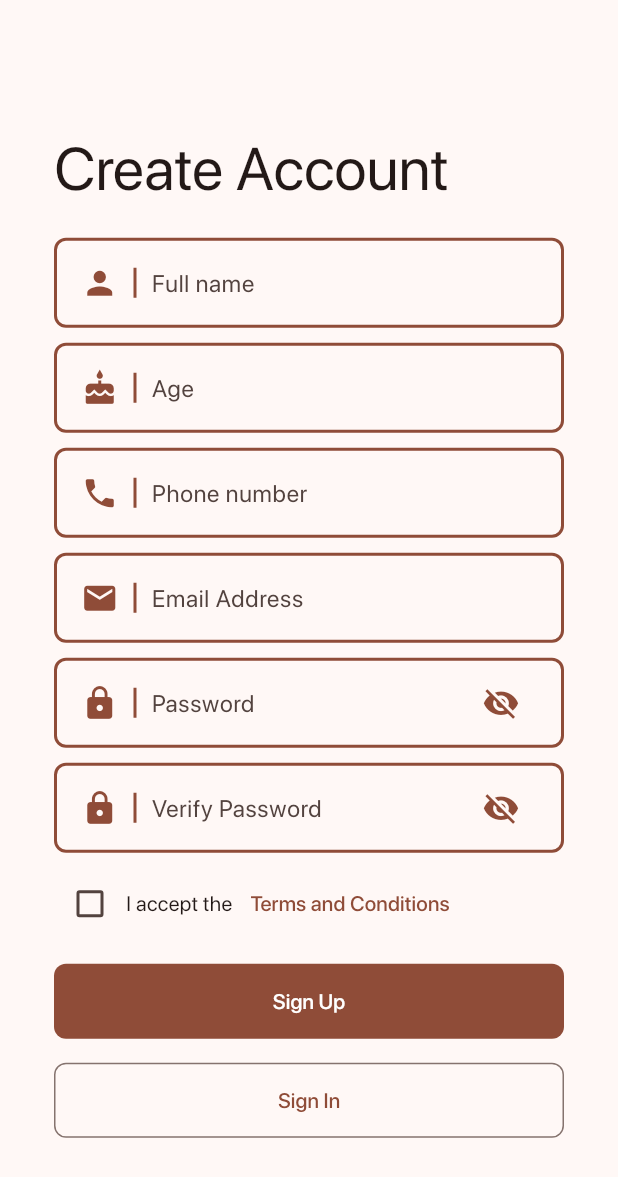
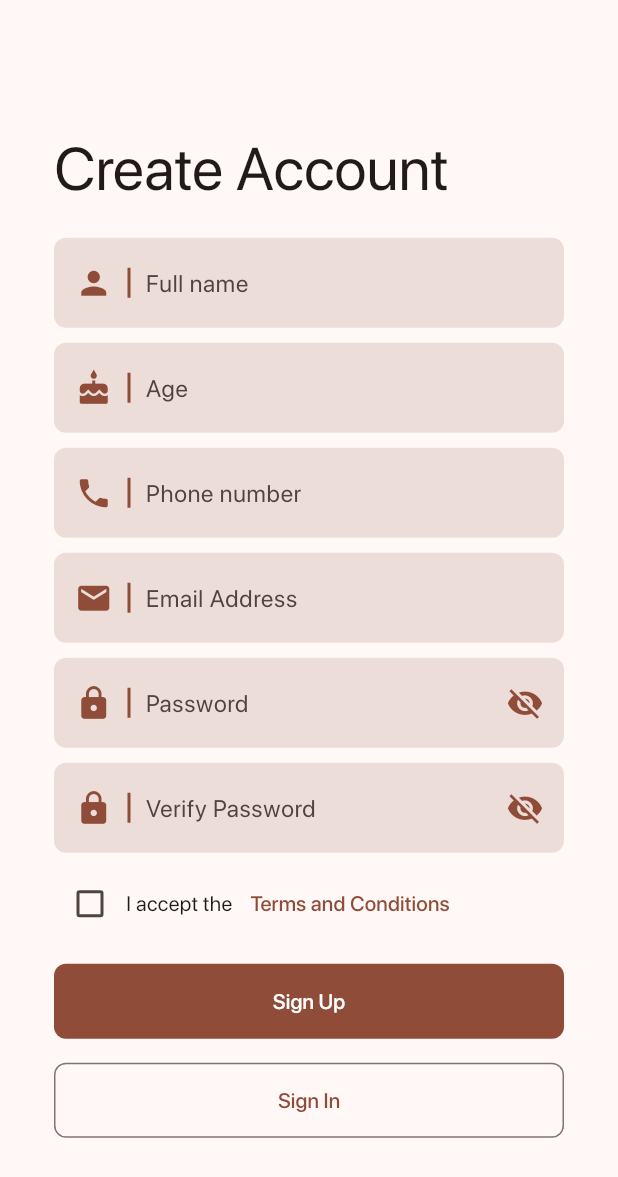
Before and after one commit to nicktoooz/pasabuy, a Flutter app: the SignUp screen opened by its route, on a phone screen of 412 x 824 dp. Shown: the top 1177 px of the screen. Run offline on Flutter 3.47's test engine with Material 3 defaults, Android fonts, the phone set to English and light mode, and no system bars; our stand-ins replace cached_network_image, firebase_auth, firebase_core, firebase_database, flutter_dotenv, flutter_riverpod and 3 more; accounts and stored records are empty; project files that could hold a hidden picture were left out.

Commit message:
Refactor custom text field

```diff
--- a/lib/views/auth/signin.dart
+++ b/lib/views/auth/signin.dart
@@ -4,7 +4,7 @@ import 'package:go_router/go_router.dart';
 import 'package:pasabuy/models/user.dart';
 import 'package:pasabuy/models/userdata.dart';
 import 'package:pasabuy/sanitiser/userdata.dart';
-import 'package:pasabuy/views/auth/signup.dart';
+import 'package:pasabuy/views/components/customtextfield.dart';
 
 class SignIn extends StatefulWidget {
   const SignIn({super.key});
@@ -48,7 +48,6 @@ class _SignInState extends State<SignIn> {
                 ),
               ),
               CustomTextField(
-                  context: context,
                   prefixIcon: Icons.mail,
                   hintText: 'Email Address',
                   errorText: errors['email-error'],
@@ -59,7 +58,6 @@ class _SignInState extends State<SignIn> {
                     });
                   }),
               CustomTextField(
-                  context: context,
                   prefixIcon: Icons.lock,
                   hintText: 'Password',
                   obscureText: isObscured,
--- a/lib/views/auth/signup.dart
+++ b/lib/views/auth/signup.dart
@@ -1,9 +1,9 @@
-import 'dart:ffi';
 import 'dart:ui';
 import 'package:flutter/material.dart';
 import 'package:go_router/go_router.dart';
 import 'package:pasabuy/models/userdata.dart';
 import 'package:pasabuy/sanitiser/userdata.dart';
+import 'package:pasabuy/views/components/customtextfield.dart';
 
 class SignUp extends StatefulWidget {
   const SignUp({super.key});
@@ -57,7 +57,6 @@ class _SignUpState extends State<SignUp> {
                     ),
                   ),
                   CustomTextField(
-                    context: context,
                     prefixIcon: Icons.person,
                     hintText: "Full name",
                     errorText: errors['name-error'],
@@ -69,7 +68,6 @@ class _SignUpState extends State<SignUp> {
                     },
                   ),
                   CustomTextField(
-                    context: context,
                     prefixIcon: Icons.cake,
                     hintText: "Age",
                     errorText: errors['age-error'],
@@ -81,7 +79,6 @@ class _SignUpState extends State<SignUp> {
                     },
                   ),
                   CustomTextField(
-                    context: context,
                     prefixIcon: Icons.phone,
                     hintText: "Phone number",
                     errorText: errors['phone-error'],
@@ -93,7 +90,6 @@ class _SignUpState extends State<SignUp> {
                     },
                   ),
                   CustomTextField(
-                    context: context,
                     prefixIcon: Icons.email,
                     hintText: "Email Address",
                     errorText: errors['email-error'],
@@ -105,7 +101,6 @@ class _SignUpState extends State<SignUp> {
                     },
                   ),
                   CustomTextField(
-                    context: context,
                     prefixIcon: Icons.lock,
                     hintText: "Password",
                     obscureText: isObscured,
@@ -124,7 +119,6 @@ class _SignUpState extends State<SignUp> {
                     },
                   ),
                   CustomTextField(
-                    context: context,
                     prefixIcon: Icons.lock,
                     hintText: "Verify Password",
                     obscureText: isObscuredVerify,
@@ -223,82 +217,3 @@ class _SignUpState extends State<SignUp> {
     );
   }
 }
-
-Widget CustomTextField({
-  required BuildContext context,
-  required IconData prefixIcon,
-  IconData? suffixIcon,
-  required String hintText,
-  String? errorText,
-  bool obscureText = false,
-  required ValueChanged<String> onChanged,
-  VoidCallback? onSuffixPressed, // Optional suffix icon press handler
-}) {
-  final hasError = errorText != null && errorText.isNotEmpty;
-
-  return Column(
-    crossAxisAlignment: CrossAxisAlignment.start,
-    children: [
-      Container(
-        padding: const EdgeInsets.symmetric(vertical: 4, horizontal: 16),
-        decoration: BoxDecoration(
-          border: Border.all(
-            color: hasError ? const Color(0xFFEF9A9A) : Theme.of(context).colorScheme.surfaceTint,
-            width: 2,
-          ),
-          borderRadius: BorderRadius.circular(8.0),
-        ),
-        child: Row(
-          children: [
-            Icon(
-              prefixIcon,
-              size: 25,
-              color: hasError ? const Color(0xFFEF9A9A) : Theme.of(context).colorScheme.surfaceTint,
-            ),
-            Container(
-              margin: const EdgeInsets.symmetric(horizontal: 10),
-              color: hasError ? const Color(0xFFEF9A9A) : Theme.of(context).colorScheme.surfaceTint,
-              width: 2,
-              height: 20,
-            ),
-            Expanded(
-              child: TextFormField(
-                obscureText: obscureText,
-                onChanged: onChanged,
-                decoration: InputDecoration(
-                  hintText: hintText,
-                  border: InputBorder.none,
-                  contentPadding: EdgeInsets.zero,
-                ),
-              ),
-            ),
-            if (suffixIcon != null)
-              IconButton(
-                onPressed: onSuffixPressed,
-                icon: Icon(
-                  suffixIcon,
-                  size: 25,
-                  color: hasError
-                      ? const Color(0xFFEF9A9A)
-                      : Theme.of(context).colorScheme.surfaceTint,
-                ),
-              ),
-          ],
-        ),
-      ),
-      if (hasError)
-        Padding(
-          padding: const EdgeInsets.only(bottom: 1.5),
-          child: Row(
-            children: [
-              const Icon(Icons.error, size: 14, color: Colors.red),
-              const SizedBox(width: 5),
-              Text(errorText, style: const TextStyle(color: Colors.red)),
-            ],
-          ),
-        )
-      else
-        const SizedBox(height: 10),
-    ],
-  );
-}
--- /dev/null
+++ b/lib/views/components/customtextfield.dart
@@ -0,0 +1,97 @@
+import 'package:flutter/material.dart';
+import 'package:flutter_riverpod/flutter_riverpod.dart';
+
+class CustomTextField extends ConsumerWidget {
+  final IconData prefixIcon;
+  final IconData? suffixIcon;
+  final String hintText;
+  final String? errorText;
+  final bool obscureText;
+  final ValueChanged<String> onChanged;
+  final VoidCallback? onSuffixPressed;
+
+  const CustomTextField({
+    super.key,
+    required this.prefixIcon,
+    this.suffixIcon,
+    required this.hintText,
+    this.errorText,
+    this.obscureText = false,
+    required this.onChanged,
+    this.onSuffixPressed,
+  });
+
+  @override
+  Widget build(BuildContext context, WidgetRef ref) {
+    final hasError = errorText != null && errorText!.isNotEmpty;
+
+    return Column(
+      crossAxisAlignment: CrossAxisAlignment.start,
+      children: [
+        Container(
+          padding: const EdgeInsets.only(top: 4, bottom: 4, left: 12),
+          decoration: BoxDecoration(
+            border: Border.all(
+              color: hasError ? const Color(0xFFF35F5F) : Colors.transparent,
+              width: 2,
+            ),
+            color: Theme.of(context).colorScheme.surfaceTint.withAlpha(40),
+            borderRadius: BorderRadius.circular(8.0),
+          ),
+          child: Row(
+            children: [
+              Icon(
+                prefixIcon,
+                size: 25,
+                color:
+                    hasError ? const Color(0xFFF35F5F) : Theme.of(context).colorScheme.surfaceTint,
+              ),
+              Container(
+                margin: const EdgeInsets.symmetric(horizontal: 10),
+                color:
+                    hasError ? const Color(0xFFF35F5F) : Theme.of(context).colorScheme.surfaceTint,
+                width: 2,
+                height: 20,
+              ),
+              Expanded(
+                child: TextFormField(
+                  obscureText: obscureText,
+                  onChanged: onChanged,
+                  decoration: InputDecoration(
+                    hintText: hintText,
+                    border: InputBorder.none,
+                    contentPadding: EdgeInsets.zero,
+                  ),
+                ),
+              ),
+              if (suffixIcon != null)
+                IconButton(
+                  onPressed: onSuffixPressed,
+                  icon: Icon(
+                    suffixIcon,
+                    size: 25,
+                    color: hasError
+                        ? const Color(0xFFEF9A9A)
+                        : Theme.of(context).colorScheme.surfaceTint,
+                  ),
+                ),
+            ],
+          ),
+        ),
+        if (hasError)
+          Padding(
+            padding: const EdgeInsets.only(bottom: 1.5),
+            child: Row(
+              children: [
+                const Icon(Icons.error, size: 14, color: Colors.red),
+                const SizedBox(width: 5),
+                Text(errorText!, style: const TextStyle(color: Colors.red)),
+              ],
+            ),
+          )
+        else
+          const SizedBox(height: 10),
+      ],
+    );
+  }
+}
--- a/lib/views/rootmounter.dart
+++ b/lib/views/rootmounter.dart
@@ -1,6 +1,5 @@
 import 'package:flutter/material.dart';
 import 'package:go_router/go_router.dart';
-import 'package:pasabuy/models/user.dart';
 
 class RootMounter extends StatefulWidget {
   const RootMounter({super.key, required this.navigationShell});
@@ -22,7 +21,6 @@ class _RootMounterState extends State<RootMounter> {
   @override
   void initState() {
     super.initState();
-    User.name.then((res) {});
   }
 
   @override
```
